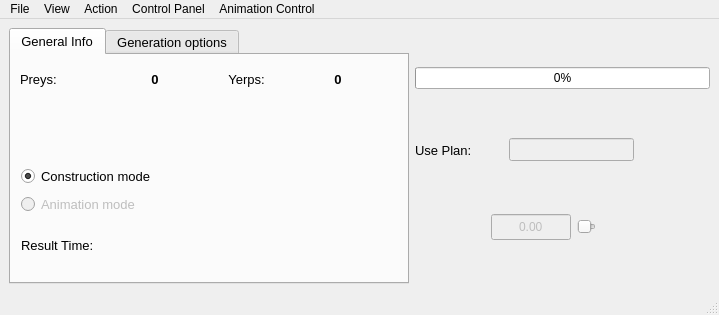
First picture: the form in mainwindow.ui, repository Frostmourneee/MT-TSP, before the edit.
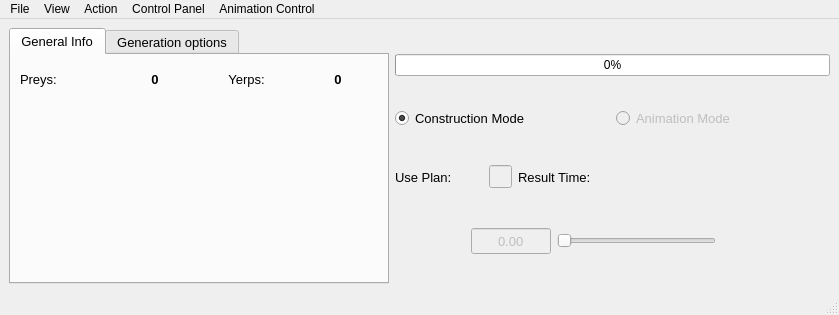
Second picture: the form after the edit.

Patch:
```diff
--- a/mainwindow.ui
+++ b/mainwindow.ui
@@ -25,13 +25,13 @@
       </property>
       <property name="minimumSize">
        <size>
-        <width>400</width>
+        <width>380</width>
         <height>0</height>
        </size>
       </property>
       <property name="maximumSize">
        <size>
-        <width>400</width>
+        <width>380</width>
         <height>16777215</height>
        </size>
       </property>
@@ -134,73 +134,6 @@
          </item>
         </layout>
        </widget>
-       <widget class="QWidget" name="layoutWidget">
-        <property name="geometry">
-         <rect>
-          <x>10</x>
-          <y>110</y>
-          <width>361</width>
-          <height>52</height>
-         </rect>
-        </property>
-        <layout class="QVBoxLayout" name="verticalLayout">
-         <item>
-          <widget class="QRadioButton" name="rBConstruction">
-           <property name="text">
-            <string>Construction mode</string>
-           </property>
-           <property name="checked">
-            <bool>true</bool>
-           </property>
-          </widget>
-         </item>
-         <item>
-          <widget class="QRadioButton" name="rBAnimation">
-           <property name="enabled">
-            <bool>false</bool>
-           </property>
-           <property name="text">
-            <string>Animation mode</string>
-           </property>
-          </widget>
-         </item>
-        </layout>
-       </widget>
-       <widget class="QWidget" name="layoutWidget">
-        <property name="geometry">
-         <rect>
-          <x>10</x>
-          <y>180</y>
-          <width>221</width>
-          <height>21</height>
-         </rect>
-        </property>
-        <layout class="QHBoxLayout" name="layoutResT">
-         <item>
-          <widget class="QLabel" name="labelResT">
-           <property name="text">
-            <string>Result Time:</string>
-           </property>
-          </widget>
-         </item>
-         <item>
-          <widget class="QLabel" name="labelT">
-           <property name="font">
-            <font>
-             <weight>75</weight>
-             <bold>true</bold>
-            </font>
-           </property>
-           <property name="text">
-            <string/>
-           </property>
-           <property name="alignment">
-            <set>Qt::AlignCenter</set>
-           </property>
-          </widget>
-         </item>
-        </layout>
-       </widget>
       </widget>
       <widget class="QWidget" name="randomGen">
        <attribute name="title">
@@ -218,6 +151,43 @@
         </property>
        </widget>
       </item>
+      <item>
+       <layout class="QHBoxLayout" name="horizontalLayout_3">
+        <item>
+         <widget class="QRadioButton" name="rBConstruction">
+          <property name="font">
+           <font>
+            <pointsize>10</pointsize>
+           </font>
+          </property>
+          <property name="text">
+           <string>Construction Mode</string>
+          </property>
+          <property name="checked">
+           <bool>true</bool>
+          </property>
+         </widget>
+        </item>
+        <item>
+         <widget class="QRadioButton" name="rBAnimation">
+          <property name="enabled">
+           <bool>false</bool>
+          </property>
+          <property name="font">
+           <font>
+            <pointsize>10</pointsize>
+           </font>
+          </property>
+          <property name="layoutDirection">
+           <enum>Qt::LeftToRight</enum>
+          </property>
+          <property name="text">
+           <string>Animation Mode</string>
+          </property>
+         </widget>
+        </item>
+       </layout>
+      </item>
       <item>
        <layout class="QHBoxLayout" name="layoutUsePlan">
         <item>
@@ -273,6 +243,62 @@
           </property>
          </widget>
         </item>
+        <item>
+         <widget class="QLabel" name="labelResT">
+          <property name="minimumSize">
+           <size>
+            <width>110</width>
+            <height>0</height>
+           </size>
+          </property>
+          <property name="maximumSize">
+           <size>
+            <width>110</width>
+            <height>16777215</height>
+           </size>
+          </property>
+          <property name="font">
+           <font>
+            <pointsize>10</pointsize>
+           </font>
+          </property>
+          <property name="text">
+           <string>Result Time:</string>
+          </property>
+          <property name="alignment">
+           <set>Qt::AlignLeading|Qt::AlignLeft|Qt::AlignVCenter</set>
+          </property>
+         </widget>
+        </item>
+        <item>
+         <widget class="QLabel" name="labelT">
+          <property name="minimumSize">
+           <size>
+            <width>120</width>
+            <height>0</height>
+           </size>
+          </property>
+          <property name="maximumSize">
+           <size>
+            <width>120</width>
+            <height>16777215</height>
+           </size>
+          </property>
+          <property name="font">
+           <font>
+            <pointsize>10</pointsize>
+            <weight>75</weight>
+            <bold>true</bold>
+           </font>
+          </property>
+          <property name="text">
+           <string/>
+          </property>
+          <property name="alignment">
+           <set>Qt::AlignCenter</set>
+          </property>
+         </widget>
+        </item>
         <item>
          <widget class="QPushButton" name="buttonUsePlan">
           <property name="enabled">
@@ -448,6 +474,11 @@
             <height>28</height>
            </size>
           </property>
+          <property name="font">
+           <font>
+            <pointsize>10</pointsize>
+           </font>
+          </property>
           <property name="frame">
            <bool>true</bool>
           </property>
```
